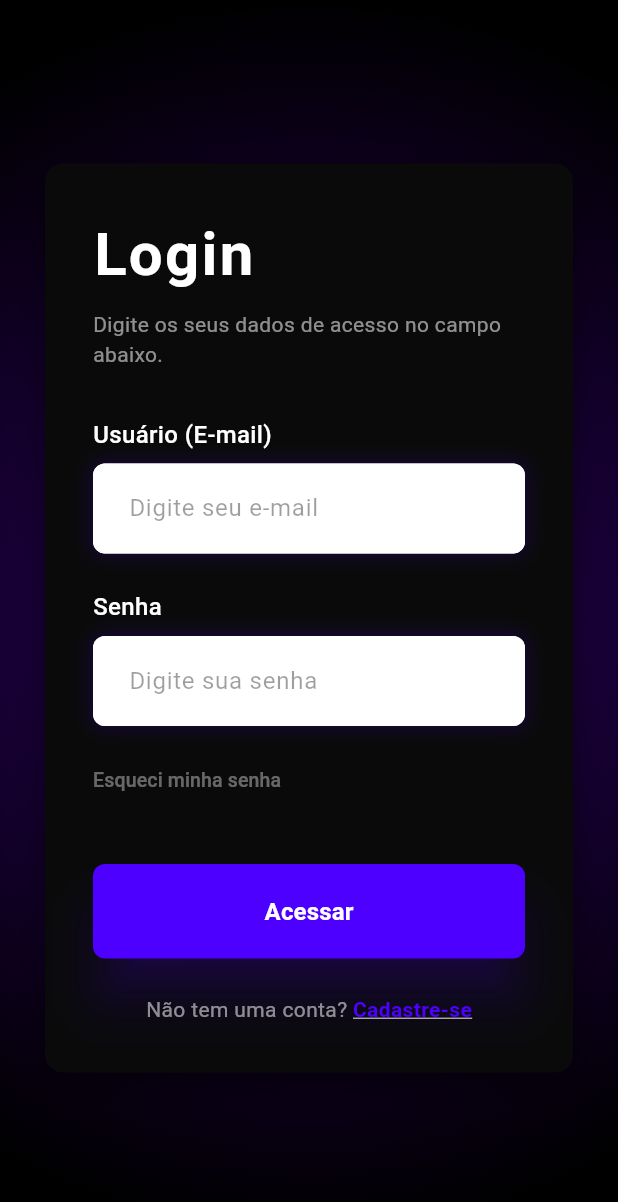
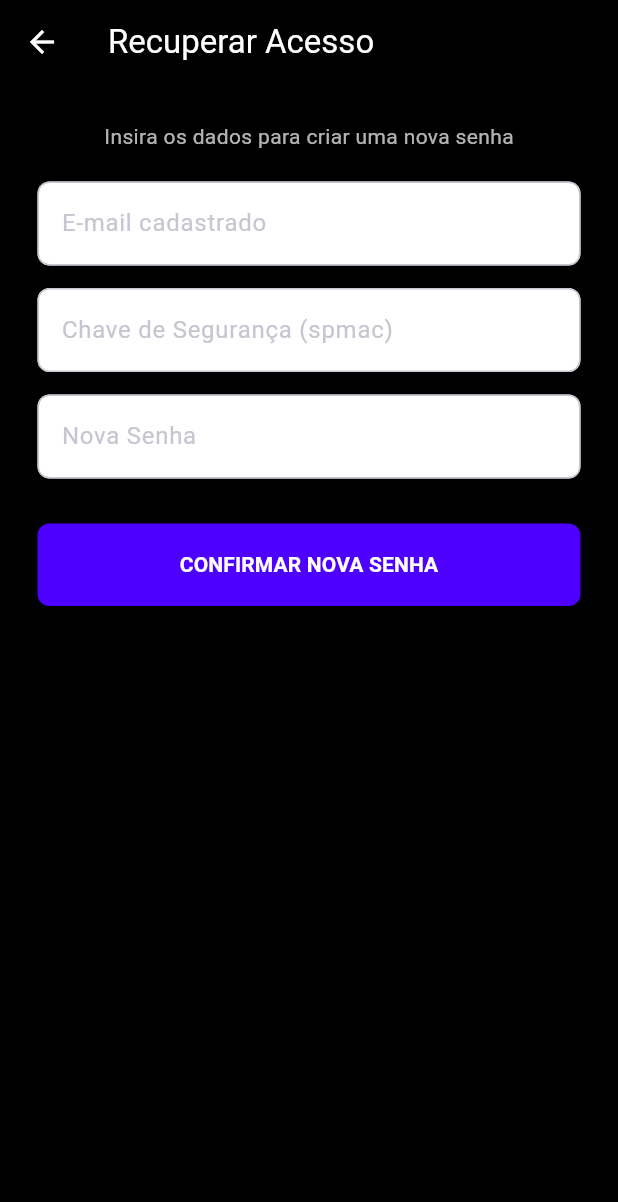
Before and after one commit to campsTIsolutions/controle-instrumentos-app, a Flutter app: the screen it shows after launch, after a tap on "Esqueci minha senha", on a phone screen of 412 x 824 dp. Shown: the top 1202 px of the screen. Run offline on Flutter 3.47's test engine with Material 3 defaults, Android fonts, the phone set to English and light mode, and no system bars; our stand-ins replace supabase_flutter; accounts and stored records are empty.

Commit message:
feat: sistema de recuperacao de senha com chave spmac finalizado

```diff
--- /dev/null
+++ b/lib/features/login/forgot_password_page.dart
@@ -0,0 +1,158 @@
+import 'package:flutter/material.dart';
+import 'package:supabase_flutter/supabase_flutter.dart';
+
+class SimpleForgotPage extends StatefulWidget {
+  const SimpleForgotPage({super.key});
+
+  @override
+  State<SimpleForgotPage> createState() => _SimpleForgotPageState();
+}
+
+class _SimpleForgotPageState extends State<SimpleForgotPage> {
+  final _emailController = TextEditingController();
+  final _newPasswordController = TextEditingController();
+  final _adminKeyController = TextEditingController();
+  bool _isLoading = false;
+
+  // CHAVE ATUALIZADA
+  final String _chaveMestre = "spmac";
+
+  Future<void> _handleReset() async {
+    // Validação da Chave de Segurança
+    if (_adminKeyController.text != _chaveMestre) {
+      ScaffoldMessenger.of(context).showSnackBar(
+        const SnackBar(
+          content: Text("Chave de Segurança Incorreta!"),
+          backgroundColor: Colors.red,
+        ),
+      );
+      return;
+    }
+
+    if (_emailController.text.isEmpty ||
+        _newPasswordController.text.length < 6) {
+      ScaffoldMessenger.of(context).showSnackBar(
+        const SnackBar(
+          content: Text("Preencha o e-mail e uma senha de 6 dígitos."),
+        ),
+      );
+      return;
+    }
+
+    setState(() => _isLoading = true);
+
+    try {
+      await Supabase.instance.client.rpc(
+        'reset_password_admin',
+        params: {
+          'p_email': _emailController.text.trim(),
+          'p_new_password': _newPasswordController.text.trim(),
+        },
+      );
+
+      if (!mounted) return;
+
+      ScaffoldMessenger.of(context).showSnackBar(
+        const SnackBar(
+          content: Text("Senha alterada com sucesso!"),
+          backgroundColor: Colors.green,
+        ),
+      );
+
+      Navigator.pop(context);
+    } catch (e) {
+      if (!mounted) return;
+      ScaffoldMessenger.of(context).showSnackBar(
+        SnackBar(content: Text("Erro: $e"), backgroundColor: Colors.red),
+      );
+    } finally {
+      if (mounted) setState(() => _isLoading = false);
+    }
+  }
+
+  @override
+  Widget build(BuildContext context) {
+    return Scaffold(
+      backgroundColor: Colors.black,
+      appBar: AppBar(
+        title: const Text("Recuperar Acesso"),
+        backgroundColor: Colors.black,
+        foregroundColor: Colors.white,
+      ),
+      body: Padding(
+        padding: const EdgeInsets.all(25),
+        child: SingleChildScrollView(
+          child: Column(
+            children: [
+              const Text(
+                "Insira os dados para criar uma nova senha",
+                style: TextStyle(color: Colors.white70),
+              ),
+              const SizedBox(height: 20),
+              TextField(
+                controller: _emailController,
+                style: const TextStyle(color: Colors.black),
+                decoration: InputDecoration(
+                  hintText: "E-mail cadastrado",
+                  filled: true,
+                  fillColor: Colors.white,
+                  border: OutlineInputBorder(
+                    borderRadius: BorderRadius.circular(8),
+                  ),
+                ),
+              ),
+              const SizedBox(height: 15),
+              TextField(
+                controller: _adminKeyController,
+                obscureText: true,
+                style: const TextStyle(color: Colors.black),
+                decoration: InputDecoration(
+                  hintText: "Chave de Segurança (spmac)", // DICA ATUALIZADA
+                  filled: true,
+                  fillColor: Colors.white,
+                  border: OutlineInputBorder(
+                    borderRadius: BorderRadius.circular(8),
+                  ),
+                ),
+              ),
+              const SizedBox(height: 15),
+              TextField(
+                controller: _newPasswordController,
+                obscureText: true,
+                style: const TextStyle(color: Colors.black),
+                decoration: InputDecoration(
+                  hintText: "Nova Senha",
+                  filled: true,
+                  fillColor: Colors.white,
+                  border: OutlineInputBorder(
+                    borderRadius: BorderRadius.circular(8),
+                  ),
+                ),
+              ),
+              const SizedBox(height: 30),
+              _isLoading
+                  ? const CircularProgressIndicator(color: Color(0xFF4D00FF))
+                  : ElevatedButton(
+                      onPressed: _handleReset,
+                      style: ElevatedButton.styleFrom(
+                        backgroundColor: const Color(0xFF4D00FF),
+                        minimumSize: const Size(double.infinity, 55),
+                        shape: RoundedRectangleBorder(
+                          borderRadius: BorderRadius.circular(8),
+                        ),
+                      ),
+                      child: const Text(
+                        "CONFIRMAR NOVA SENHA",
+                        style: TextStyle(
+                          color: Colors.white,
+                          fontWeight: FontWeight.bold,
+                        ),
+                      ),
+                    ),
+            ],
+          ),
+        ),
+      ),
+    );
+  }
+}
--- a/lib/features/login/login_page.dart
+++ b/lib/features/login/login_page.dart
@@ -1,6 +1,7 @@
 import 'package:flutter/material.dart';
 import 'package:supabase_flutter/supabase_flutter.dart'; // Importação do Supabase
 import 'register_page.dart'; // Certifique-se de criar este arquivo
+import 'forgot_password_page.dart'; // ADICIONADO: Import da sua nova página
 
 class LoginPage extends StatefulWidget {
   const LoginPage({super.key});
@@ -117,7 +118,15 @@ class _LoginPageState extends State<LoginPage> {
                     ),
                     const SizedBox(height: 12),
                     TextButton(
-                      onPressed: () {},
+                      onPressed: () {
+                        // ATUALIZADO: Agora abre a página de recuperação
+                        Navigator.push(
+                          context,
+                          MaterialPageRoute(
+                            builder: (context) => const SimpleForgotPage(),
+                          ),
+                        );
+                      },
                       style: TextButton.styleFrom(padding: EdgeInsets.zero),
                       child: const Text(
                         'Esqueci minha senha',
```
Also changed, not shown: analysis_options.yaml (+5 -24 lines), pubspec.yaml (+0 -25 lines), pubspec.lock.
